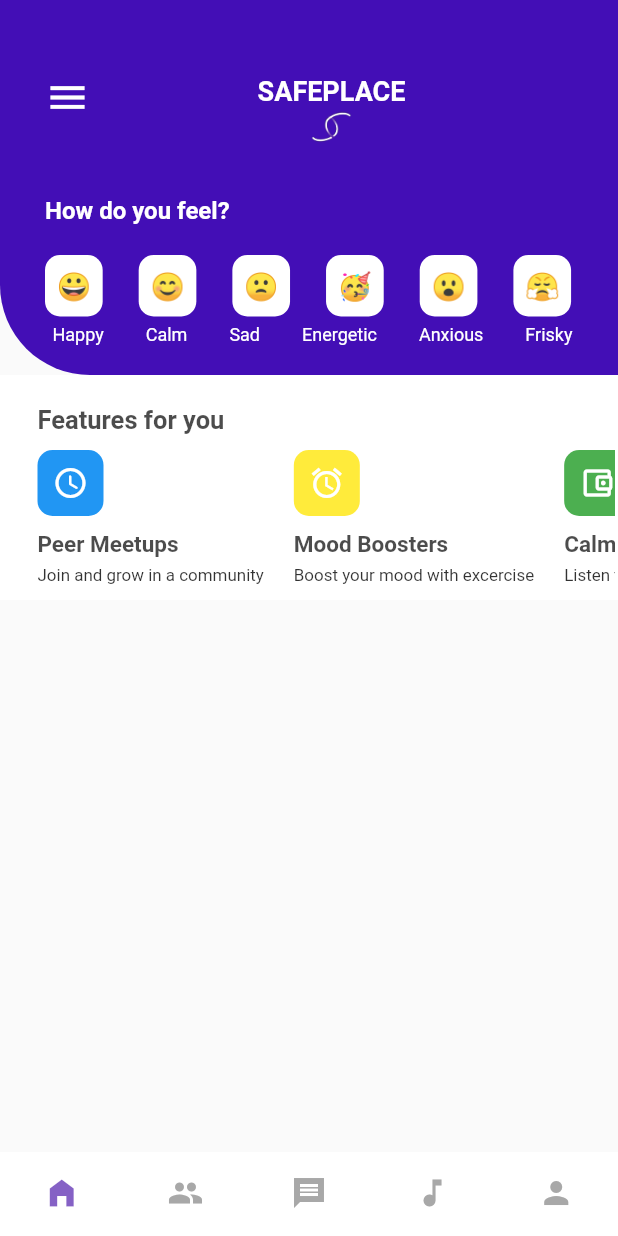
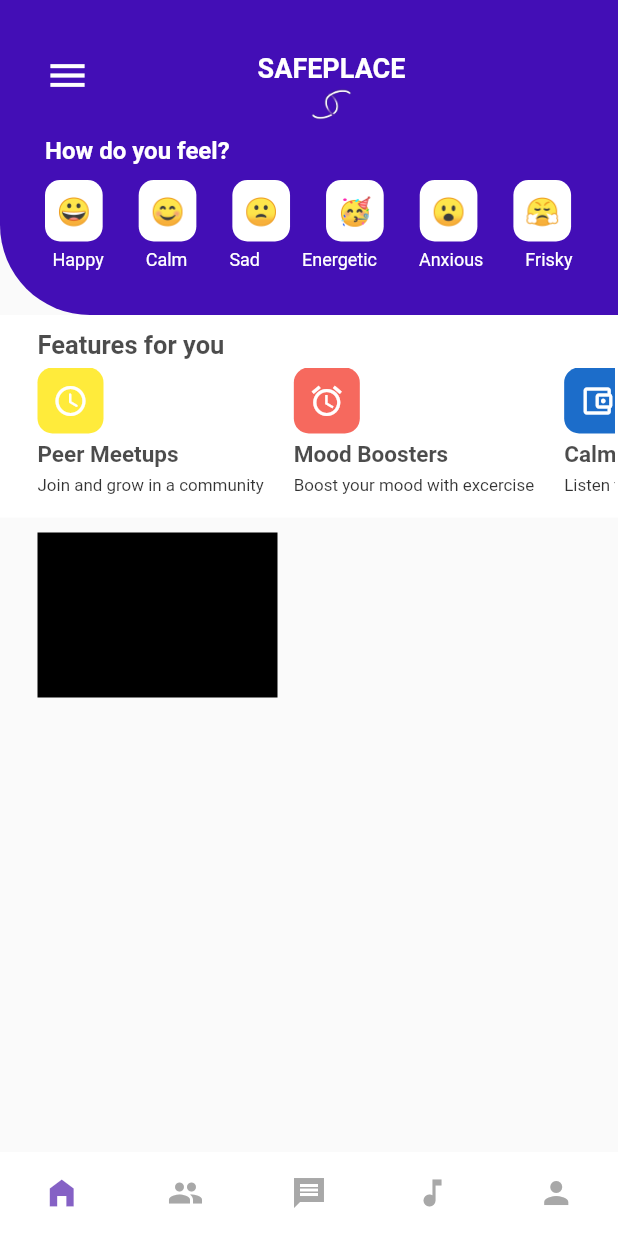
Before and after one commit to jaymesC/safeplace-social-app, a Flutter app: the screen it shows after launch, on a phone screen of 412 x 824 dp. Run offline on Flutter 3.47's test engine with Material 2 defaults, Android fonts, the phone set to English and light mode, and no system bars; our stand-ins replace flutter_spinkit, font_awesome_flutter.

Commit message:
updated homepage and created new widget

```diff
--- a/lib/pages/home_page.dart
+++ b/lib/pages/home_page.dart
@@ -2,6 +2,7 @@ import 'package:flutter/material.dart';
 import 'package:safeplace_app/widgets/emoji_widget.dart';
 import 'package:safeplace_app/widgets/feature_card.dart';
 import 'package:font_awesome_flutter/font_awesome_flutter.dart';
+import 'package:safeplace_app/widgets/large_card.dart';
 
 class HomePage extends StatelessWidget {
   const HomePage({Key? key}) : super(key: key);
@@ -15,7 +16,7 @@ class HomePage extends StatelessWidget {
         body: Container(
       height: h,
       child: Column(
-        children: [_headSection(), _featureSection()],
+        children: [_headSection(), _featureSection(), _cardSection()],
       ),
     ));
   }
@@ -32,8 +33,8 @@ class HomePage extends StatelessWidget {
     var feeling = ['Happy', 'Calm', 'Sad', 'Energetic', 'Anxious', 'Frisky'];
 
     return Container(
-      padding: const EdgeInsets.only(top: 50, left: 30),
-      height: 250,
+      padding: const EdgeInsets.only(top: 35, left: 30),
+      height: 210,
       decoration: BoxDecoration(
           color: Color.fromARGB(255, 67, 14, 182),
           borderRadius: BorderRadius.only(bottomLeft: Radius.circular(60))),
@@ -65,7 +66,7 @@ class HomePage extends StatelessWidget {
                 ],
               ),
               SizedBox(
-                height: 30,
+                height: 5,
               ),
               Row(
                 mainAxisAlignment: MainAxisAlignment.start,
@@ -78,7 +79,7 @@ class HomePage extends StatelessWidget {
                 ],
               ),
               SizedBox(
-                height: 20,
+                height: 10,
               ),
               Column(
                 children: [
@@ -128,14 +129,12 @@ class HomePage extends StatelessWidget {
       Icons.account_balance_wallet_outlined,
     ];
     final List<Color> colors = <Color>[
-      Colors.blue,
       Colors.yellow,
-      Colors.green,
+      Colors.red.withOpacity(0.8),
+      Color.fromARGB(255, 28, 109, 202),
     ];
 
     return Container(
-      // padding: const EdgeInsets.only(left: 35, top: 10),
-      // height: 200,
       width: double.maxFinite,
       decoration: BoxDecoration(
         color: Colors.white,
@@ -146,7 +145,7 @@ class HomePage extends StatelessWidget {
           Column(
             crossAxisAlignment: CrossAxisAlignment.start,
             children: [
-              SizedBox(height: 20),
+              SizedBox(height: 10),
               Padding(
                 padding: const EdgeInsets.only(left: 25),
                 child: Text('Features for you',
@@ -155,7 +154,7 @@ class HomePage extends StatelessWidget {
                         fontWeight: FontWeight.bold,
                         color: Colors.black.withOpacity(0.7))),
               ),
-              SizedBox(height: 10),
+              SizedBox(height: 5),
               Container(
                 // margin: EdgeInsets.only(right: 20),
                 height: 100,
@@ -171,13 +170,12 @@ class HomePage extends StatelessWidget {
                         margin: const EdgeInsets.only(right: 20),
                         child: Column(
                           crossAxisAlignment: CrossAxisAlignment.start,
-                          // mainAxisAlignment: MainAxisAlignment.spaceAround,
                           children: [
                             FeatureCard(
                               icon: icons[index],
                               backgroundColor: colors[index],
                             ),
-                            SizedBox(height: 10),
+                            SizedBox(height: 5),
                             Text(features[index],
                                 style: TextStyle(
                                     fontSize: 15,
@@ -203,4 +201,16 @@ class HomePage extends StatelessWidget {
       ),
     );
   }
+
+  _cardSection() {
+    return Padding(
+      padding: const EdgeInsets.only(
+        left: 25,
+        top: 10,
+      ),
+      child: Row(
+        children: [LargeCard()],
+      ),
+    );
+  }
 }
--- /dev/null
+++ b/lib/widgets/large_card.dart
@@ -0,0 +1,16 @@
+import 'package:flutter/material.dart';
+
+class LargeCard extends StatelessWidget {
+  const LargeCard({Key? key}) : super(key: key);
+
+  @override
+  Widget build(BuildContext context) {
+    return Container(
+
+        width: 160,
+        height: 110,
+        decoration: BoxDecoration(
+          color: Colors.black,
+        ));
+  }
+}
```
